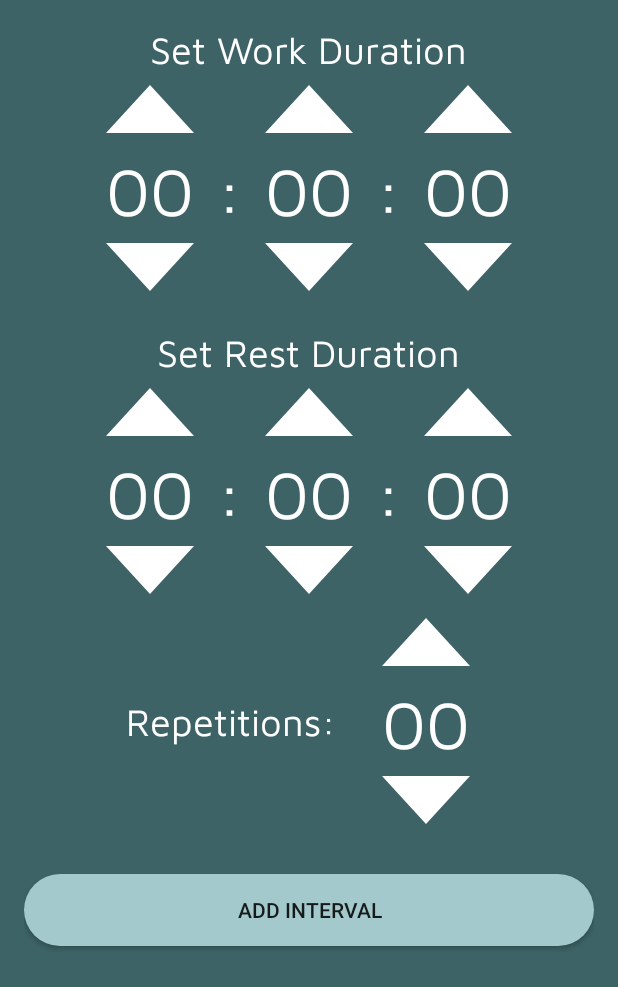
After one commit to grturk/timeroo, an Android app: the layout dialog_add_interval.xml on its own in the app's theme, with its tools: preview values and no code run, on a phone screen of 412 x 824 dp. The commit adds this screen. Shown: the top 987 px of the screen. Run offline under Robolectric (Android 15) with nearby library versions, the phone set to English and light mode, and no system bars.

Commit message:
Add interval #2

```diff
--- /dev/null
+++ b/app/src/main/res/layout/dialog_add_interval.xml
@@ -0,0 +1,296 @@
+<?xml version="1.0" encoding="utf-8"?>
+<LinearLayout xmlns:android="http://schemas.android.com/apk/res/android"
+    xmlns:app="http://schemas.android.com/apk/res-auto"
+    android:layout_width="match_parent"
+    android:layout_height="match_parent"
+    android:orientation="vertical"
+    android:background="@color/thirdGreenButton"
+    android:padding="16dp">
+
+    <TextView
+        android:layout_width="wrap_content"
+        android:layout_height="wrap_content"
+        android:text="Set Work Duration"
+        android:textSize="25dp"
+        android:textAppearance="@style/setTimeStyle"
+        android:layout_gravity="center_horizontal"/>
+
+    <!-- Time Adjustment Layout for Work Duration -->
+    <LinearLayout
+        android:layout_width="match_parent"
+        android:layout_height="wrap_content"
+        android:orientation="horizontal"
+        android:layout_gravity="center_horizontal"
+        android:gravity="center">
+
+        <LinearLayout
+            android:layout_width="wrap_content"
+            android:layout_height="wrap_content"
+            android:orientation="vertical">
+            <Button
+                android:id="@+id/workMinutesUp"
+                android:layout_width="wrap_content"
+                android:layout_height="wrap_content"
+                android:background="@drawable/triangle_up"/>
+
+
+            <TextView
+                android:id="@+id/workMinutes"
+                android:layout_width="match_parent"
+                android:layout_height="wrap_content"
+                android:gravity="center"
+                android:text="00"
+                android:textAppearance="@style/setTimeStyle" />
+
+            <Button
+                android:id="@+id/workMinutesDown"
+                android:layout_width="wrap_content"
+                android:layout_height="wrap_content"
+                android:background="@drawable/triangle_down" />
+
+        </LinearLayout>
+
+        <TextView
+            android:id="@+id/dot"
+            android:layout_width="wrap_content"
+            android:layout_height="wrap_content"
+            android:gravity="center"
+            android:text=":"
+            android:textAppearance="@style/setTimeStyle"/>
+
+        <LinearLayout
+            android:layout_width="wrap_content"
+            android:layout_height="wrap_content"
+            android:orientation="vertical">
+            <Button
+                android:id="@+id/workSecondsUp"
+                android:layout_width="wrap_content"
+                android:layout_height="wrap_content"
+                android:background="@drawable/triangle_up"/>
+
+
+            <TextView
+                android:id="@+id/workSeconds"
+                android:layout_width="match_parent"
+                android:layout_height="wrap_content"
+                android:gravity="center"
+                android:text="00"
+                android:textAppearance="@style/setTimeStyle" />
+
+            <Button
+                android:id="@+id/workSecondsDown"
+                android:layout_width="wrap_content"
+                android:layout_height="wrap_content"
+                android:background="@drawable/triangle_down" />
+
+        </LinearLayout>
+
+        <TextView
+            android:id="@+id/dot1"
+            android:layout_width="wrap_content"
+            android:layout_height="wrap_content"
+            android:gravity="center"
+            android:text=":"
+            android:textAppearance="@style/setTimeStyle"/>
+
+        <LinearLayout
+            android:layout_width="wrap_content"
+            android:layout_height="wrap_content"
+            android:orientation="vertical">
+            <Button
+                android:id="@+id/workHundredthsUp"
+                android:layout_width="wrap_content"
+                android:layout_height="wrap_content"
+                android:background="@drawable/triangle_up"/>
+
+
+            <TextView
+                android:id="@+id/workHundredths"
+                android:layout_width="match_parent"
+                android:layout_height="wrap_content"
+                android:gravity="center"
+                android:text="00"
+                android:textAppearance="@style/setTimeStyle" />
+
+            <Button
+                android:id="@+id/workHundredthsDown"
+                android:layout_width="wrap_content"
+                android:layout_height="wrap_content"
+                android:background="@drawable/triangle_down" />
+
+        </LinearLayout>
+
+    </LinearLayout>
+
+
+
+    <TextView
+        android:layout_width="wrap_content"
+        android:layout_height="wrap_content"
+        android:text="Set Rest Duration"
+        android:textAppearance="@style/setTimeStyle"
+        android:textSize="25dp"
+        android:layout_gravity="center_horizontal"
+        android:layout_marginTop="16dp"/>
+
+    <!-- Time Adjustment Layout for Rest Duration -->
+    <LinearLayout
+        android:layout_width="match_parent"
+        android:layout_height="wrap_content"
+        android:orientation="horizontal"
+        android:layout_gravity="center_horizontal"
+        android:gravity="center">
+
+        <LinearLayout
+            android:layout_width="wrap_content"
+            android:layout_height="wrap_content"
+            android:orientation="vertical">
+            <Button
+                android:id="@+id/restMinutesUp"
+                android:layout_width="wrap_content"
+                android:layout_height="wrap_content"
+                android:background="@drawable/triangle_up"/>
+
+
+            <TextView
+                android:id="@+id/restMinutes"
+                android:layout_width="match_parent"
+                android:layout_height="wrap_content"
+                android:gravity="center"
+                android:text="00"
+                android:textAppearance="@style/setTimeStyle" />
+
+            <Button
+                android:id="@+id/restMinutesDown"
+                android:layout_width="wrap_content"
+                android:layout_height="wrap_content"
+                android:background="@drawable/triangle_down" />
+
+        </LinearLayout>
+
+        <TextView
+            android:id="@+id/dot2"
+            android:layout_width="wrap_content"
+            android:layout_height="wrap_content"
+            android:gravity="center"
+            android:text=":"
+            android:textAppearance="@style/setTimeStyle"/>
+
+        <LinearLayout
+            android:layout_width="wrap_content"
+            android:layout_height="wrap_content"
+            android:orientation="vertical">
+            <Button
+                android:id="@+id/restSecondsUp"
+                android:layout_width="wrap_content"
+                android:layout_height="wrap_content"
+                android:background="@drawable/triangle_up"/>
+
+
+            <TextView
+                android:id="@+id/restSeconds"
+                android:layout_width="match_parent"
+                android:layout_height="wrap_content"
+                android:gravity="center"
+                android:text="00"
+                android:textAppearance="@style/setTimeStyle" />
+
+            <Button
+                android:id="@+id/restSecondsDown"
+                android:layout_width="wrap_content"
+                android:layout_height="wrap_content"
+                android:background="@drawable/triangle_down" />
+
+        </LinearLayout>
+
+        <TextView
+            android:id="@+id/dot3"
+            android:layout_width="wrap_content"
+            android:layout_height="wrap_content"
+            android:gravity="center"
+            android:text=":"
+            android:textAppearance="@style/setTimeStyle"/>
+
+        <LinearLayout
+            android:layout_width="wrap_content"
+            android:layout_height="wrap_content"
+            android:orientation="vertical">
+            <Button
+                android:id="@+id/restHundredthsUp"
+                android:layout_width="wrap_content"
+                android:layout_height="wrap_content"
+                android:background="@drawable/triangle_up"/>
+
+
+            <TextView
+                android:id="@+id/restHundredths"
+                android:layout_width="match_parent"
+                android:layout_height="wrap_content"
+                android:gravity="center"
+                android:text="00"
+                android:textAppearance="@style/setTimeStyle" />
+
+            <Button
+                android:id="@+id/restHundredthsDown"
+                android:layout_width="wrap_content"
+                android:layout_height="wrap_content"
+                android:background="@drawable/triangle_down" />
+
+        </LinearLayout>
+
+    </LinearLayout>
+
+    <LinearLayout
+        android:layout_width="match_parent"
+        android:layout_height="wrap_content"
+        android:orientation="horizontal"
+        android:layout_gravity="center_horizontal"
+        android:gravity="center">
+
+        <TextView
+            android:id="@+id/repetitionsText"
+            android:layout_width="wrap_content"
+            android:layout_height="wrap_content"
+            android:layout_marginEnd="16dp"
+            android:text="Repetitions:"
+            android:textSize="25dp"
+            android:textAppearance="@style/setTimeStyle"/>
+
+        <LinearLayout
+            android:layout_width="wrap_content"
+            android:layout_height="wrap_content"
+            android:orientation="vertical">
+            <Button
+                android:id="@+id/repetitionsUp"
+                android:layout_width="wrap_content"
+                android:layout_height="wrap_content"
+                android:background="@drawable/triangle_up"/>
+
+
+            <TextView
+                android:id="@+id/repetitions"
+                android:layout_width="match_parent"
+                android:layout_height="wrap_content"
+                android:gravity="center"
+                android:text="00"
+                android:textAppearance="@style/setTimeStyle" />
+
+            <Button
+                android:id="@+id/repetitionsDown"
+                android:layout_width="wrap_content"
+                android:layout_height="wrap_content"
+                android:background="@drawable/triangle_down" />
+
+        </LinearLayout>
+
+
+    </LinearLayout>
+    <Button
+        android:id="@+id/addIntervalButton"
+        android:layout_width="match_parent"
+        android:layout_height="wrap_content"
+        android:text="Add Interval"
+        android:layout_marginTop="25dp"
+        android:background="@drawable/rounded_button_green_1"/>
+
+</LinearLayout>
```
Also changed, not shown: app/src/main/java/com/example/stillringstimer/AddNewRoutine.java (+142 -0 lines), app/src/main/java/com/example/stillringstimer/Interval.java (added, +25 -0 lines), app/src/main/java/com/example/stillringstimer/Training.java (added, +21 -0 lines), app/src/main/res/layout/activity_add_new_routine.xml (+12 -0 lines), app/src/main/res/layout/item_interval.xml (added, +40 -0 lines).
